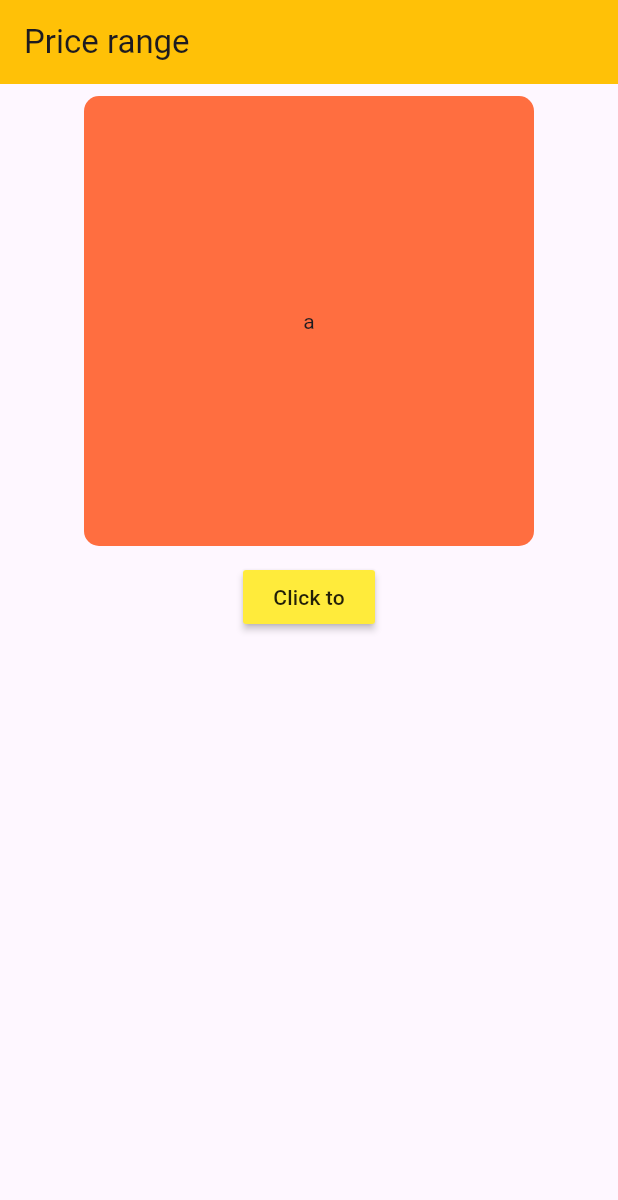
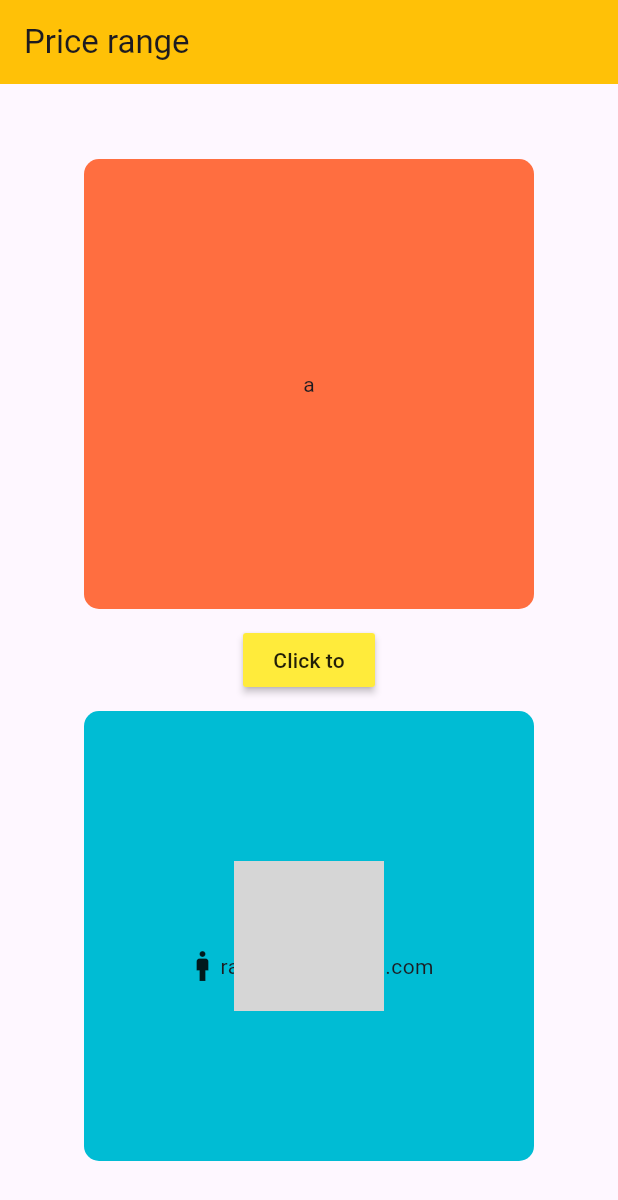
Before and after one commit to Foysalrabby/flutterpricerange, a Flutter app: the screen it shows after launch, on a phone screen of 412 x 824 dp. Shown: the top 1200 px of the screen. Run offline on Flutter 3.47's test engine with Material 3 defaults, Android fonts, the phone set to English and light mode, and no system bars; network calls fail; grey boxes are pictures that could not be loaded.

```diff
--- a/lib/priceandlinkumage.dart
+++ b/lib/priceandlinkumage.dart
@@ -20,6 +20,7 @@ class Implepricerange extends State<Pricerange>{
     body: Center(
       child: Padding(
         padding: const EdgeInsets.all(8.0),
+        child: SingleChildScrollView(
           child: Column(
               children: [
                 Container(
@@ -40,8 +41,29 @@ class Implepricerange extends State<Pricerange>{
 
                  child: Text("Click to"),
                  color: Colors.yellow,
+               ),
+
+                SizedBox(
+                  height: 10,
+                ),
+                Container(
+                  height: 300,
+                  width: 300,
+                  decoration: BoxDecoration(
+                    color: Colors.cyan,
+                    borderRadius: BorderRadius.circular(10)
+                  ),
+                  child: Stack(
+                    alignment: Alignment.center,
+                    children: [
+                        getcards(),
+                      getavator()
+                    ],
+                  ),
                 )
+
               ],
+          ),
         ),
       ),
     ),
@@ -55,4 +77,41 @@ class Implepricerange extends State<Pricerange>{
       indexi += 1;
     });
   }
+ //create containe method
+ Container getcards() {
+    return Container(
+      width: 250,
+      height: 250,
+      child: Column(
+        mainAxisAlignment: MainAxisAlignment.center,
+        children: [
+          Text("name"),
+          Text("age"),
+          Row(
+            mainAxisAlignment: MainAxisAlignment.center,
+            children: [
+              Icon(Icons.man),
+              Text("rabbi4423@gaml.com")
+            ],
+          )
+        ],
+
+      ),
+    );
  }
+ //getavator and move
+Container getavator(){
+   return Container(
+      width: 100,
+     height: 100,
+    decoration: BoxDecoration(
+      color:Colors.deepOrange,
+      borderRadius: BorderRadius.all(Radius.circular(10)),
+      border: Border.all(color: Colors.white,width: 1.2),
+      image: DecorationImage(image: NetworkImage("https://picsum.photos/300/300"), //to online image
+      fit: BoxFit.cover)
+    ),
+   ) ;
+}
+
+}
```
Also changed, not shown: 1 other file. Lines whose indentation alone changed are shown as unchanged.
